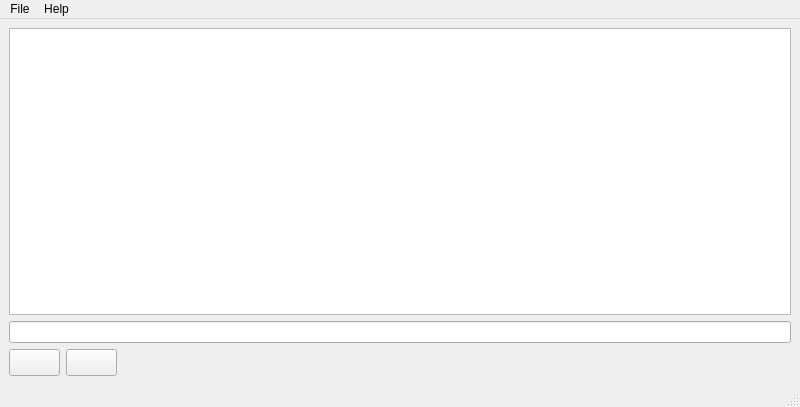
This is qtstuff/test_ui.ui in FlyBoy8869/experimental as Qt 5 draws it before an edit. The edited form follows.
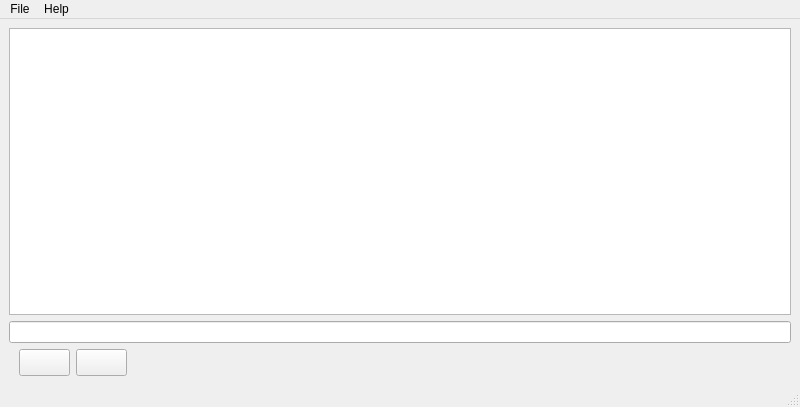
This is the edited form. Icons and pictures are not drawn. Custom widgets are drawn as their Qt base class.

```diff
--- a/qtstuff/test_ui.ui
+++ b/qtstuff/test_ui.ui
@@ -35,6 +35,22 @@
     </item>
     <item>
      <layout class="QHBoxLayout" name="horizontalLayout">
+      <item>
+       <spacer name="horizontalSpacer">
+        <property name="orientation">
+         <enum>Qt::Horizontal</enum>
+        </property>
+        <property name="sizeType">
+         <enum>QSizePolicy::Fixed</enum>
+        </property>
+        <property name="sizeHint" stdset="0">
+         <size>
+          <width>10</width>
+          <height>20</height>
+         </size>
+        </property>
+       </spacer>
+      </item>
       <item>
        <widget class="QPushButton" name="buttonAddRow">
         <property name="sizePolicy">
```
